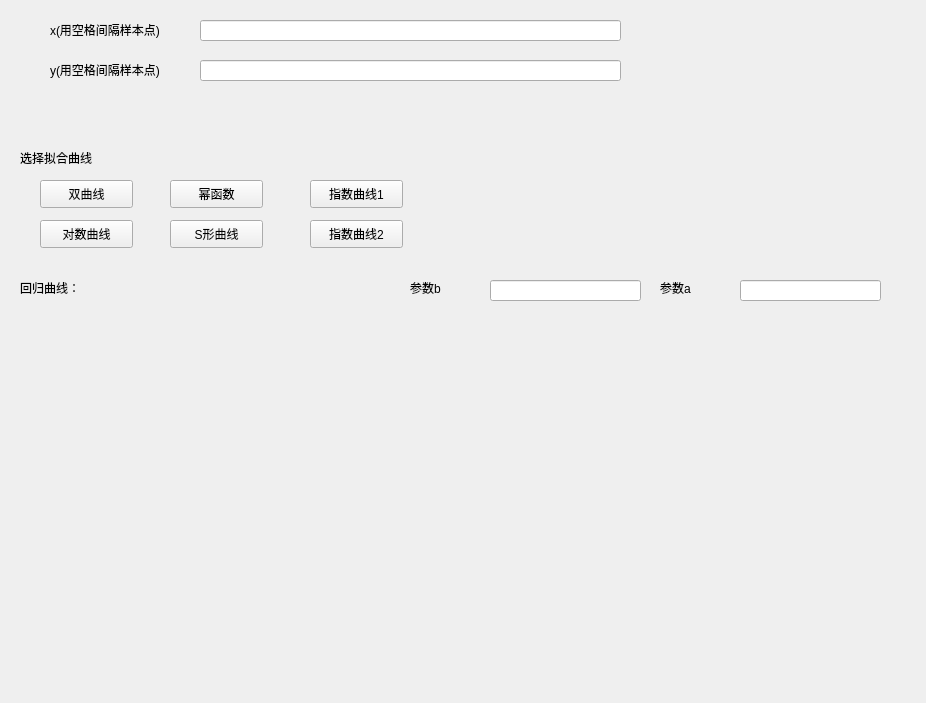
chenxindaaa/MathematicalStatistics, file Nonlinear_regression.ui: the form before one commit.
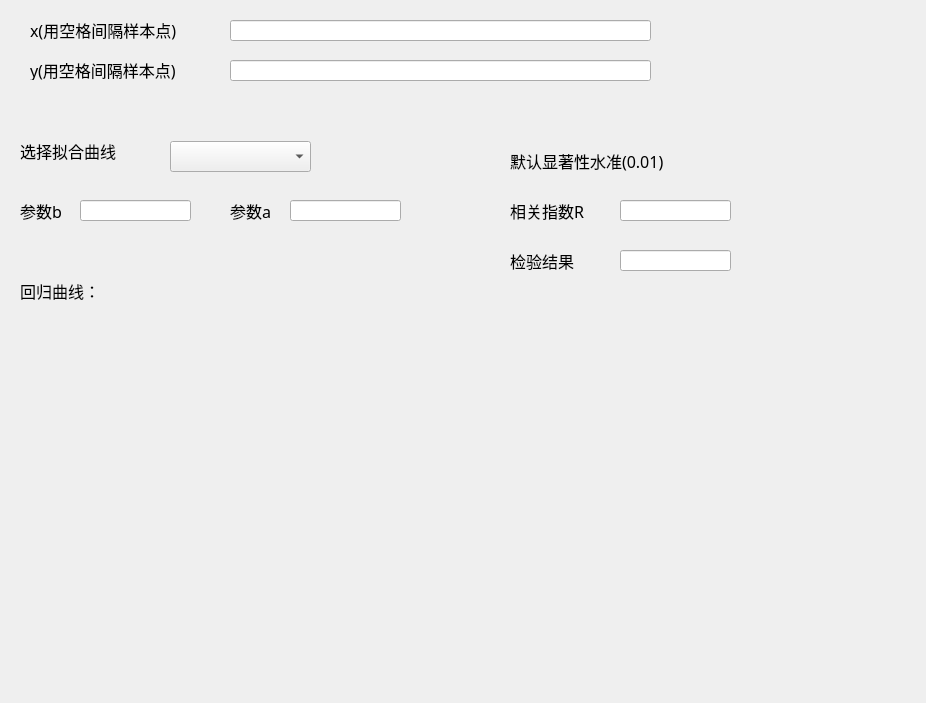
The form after the commit. Custom widgets are drawn as their Qt base class.

What changed in the file:
```diff
--- a/Nonlinear_regression.ui
+++ b/Nonlinear_regression.ui
@@ -13,45 +13,6 @@
   <property name="windowTitle">
    <string>非线性回归</string>
   </property>
-  <widget class="QPushButton" name="pushButton_7">
-   <property name="geometry">
-    <rect>
-     <x>310</x>
-     <y>220</y>
-     <width>93</width>
-     <height>28</height>
-    </rect>
-   </property>
-   <property name="text">
-    <string>指数曲线2</string>
-   </property>
-  </widget>
-  <widget class="QPushButton" name="pushButton_6">
-   <property name="geometry">
-    <rect>
-     <x>170</x>
-     <y>220</y>
-     <width>93</width>
-     <height>28</height>
-    </rect>
-   </property>
-   <property name="text">
-    <string>S形曲线</string>
-   </property>
-  </widget>
-  <widget class="QPushButton" name="pushButton_3">
-   <property name="geometry">
-    <rect>
-     <x>170</x>
-     <y>180</y>
-     <width>93</width>
-     <height>28</height>
-    </rect>
-   </property>
-   <property name="text">
-    <string>幂函数</string>
-   </property>
-  </widget>
   <widget class="Plot" name="widget_2" native="true">
    <property name="geometry">
     <rect>
@@ -62,28 +23,21 @@
     </rect>
    </property>
   </widget>
-  <widget class="QPushButton" name="pushButton_4">
-   <property name="geometry">
-    <rect>
-     <x>310</x>
-     <y>180</y>
-     <width>93</width>
-     <height>28</height>
-    </rect>
-   </property>
-   <property name="text">
-    <string>指数曲线1</string>
-   </property>
-  </widget>
   <widget class="QLabel" name="label_2">
    <property name="geometry">
     <rect>
      <x>20</x>
      <y>280</y>
      <width>91</width>
-     <height>16</height>
+     <height>21</height>
     </rect>
    </property>
+   <property name="font">
+    <font>
+     <family>Agency FB</family>
+     <pointsize>12</pointsize>
+    </font>
+   </property>
    <property name="text">
     <string>回归曲线：</string>
    </property>
@@ -92,45 +46,25 @@
    <property name="geometry">
     <rect>
      <x>20</x>
-     <y>150</y>
+     <y>140</y>
      <width>101</width>
-     <height>16</height>
+     <height>21</height>
     </rect>
    </property>
+   <property name="font">
+    <font>
+     <family>Agency FB</family>
+     <pointsize>12</pointsize>
+    </font>
+   </property>
    <property name="text">
     <string>选择拟合曲线</string>
    </property>
   </widget>
-  <widget class="QPushButton" name="pushButton_5">
-   <property name="geometry">
-    <rect>
-     <x>40</x>
-     <y>220</y>
-     <width>93</width>
-     <height>28</height>
-    </rect>
-   </property>
-   <property name="text">
-    <string>对数曲线</string>
-   </property>
-  </widget>
-  <widget class="QPushButton" name="pushButton_2">
-   <property name="geometry">
-    <rect>
-     <x>40</x>
-     <y>180</y>
-     <width>93</width>
-     <height>28</height>
-    </rect>
-   </property>
-   <property name="text">
-    <string>双曲线</string>
-   </property>
-  </widget>
   <widget class="QLineEdit" name="lineEdit_2">
    <property name="geometry">
     <rect>
-     <x>200</x>
+     <x>230</x>
      <y>20</y>
      <width>421</width>
      <height>21</height>
@@ -140,7 +74,7 @@
   <widget class="QLineEdit" name="lineEdit_3">
    <property name="geometry">
     <rect>
-     <x>200</x>
+     <x>230</x>
      <y>60</y>
      <width>421</width>
      <height>21</height>
@@ -150,12 +84,18 @@
   <widget class="QLabel" name="label_4">
    <property name="geometry">
     <rect>
-     <x>50</x>
+     <x>30</x>
      <y>20</y>
-     <width>151</width>
+     <width>181</width>
      <height>20</height>
     </rect>
    </property>
+   <property name="font">
+    <font>
+     <family>Agency FB</family>
+     <pointsize>12</pointsize>
+    </font>
+   </property>
    <property name="text">
     <string>x(用空格间隔样本点)</string>
    </property>
@@ -163,12 +103,18 @@
   <widget class="QLabel" name="label_5">
    <property name="geometry">
     <rect>
-     <x>50</x>
+     <x>30</x>
      <y>60</y>
-     <width>141</width>
+     <width>181</width>
      <height>20</height>
     </rect>
    </property>
+   <property name="font">
+    <font>
+     <family>Agency FB</family>
+     <pointsize>12</pointsize>
+    </font>
+   </property>
    <property name="text">
     <string>y(用空格间隔样本点)</string>
    </property>
@@ -176,9 +122,9 @@
   <widget class="QLineEdit" name="lineEdit">
    <property name="geometry">
     <rect>
-     <x>490</x>
-     <y>280</y>
-     <width>151</width>
+     <x>80</x>
+     <y>200</y>
+     <width>111</width>
      <height>21</height>
     </rect>
    </property>
@@ -189,12 +135,18 @@
   <widget class="QLabel" name="label_3">
    <property name="geometry">
     <rect>
-     <x>410</x>
-     <y>280</y>
-     <width>72</width>
-     <height>15</height>
+     <x>20</x>
+     <y>200</y>
+     <width>61</width>
+     <height>21</height>
     </rect>
    </property>
+   <property name="font">
+    <font>
+     <family>Agency FB</family>
+     <pointsize>12</pointsize>
+    </font>
+   </property>
    <property name="text">
     <string>参数b</string>
    </property>
@@ -202,12 +154,18 @@
   <widget class="QLabel" name="label_6">
    <property name="geometry">
     <rect>
-     <x>660</x>
-     <y>280</y>
-     <width>72</width>
-     <height>15</height>
+     <x>230</x>
+     <y>200</y>
+     <width>51</width>
+     <height>21</height>
     </rect>
    </property>
+   <property name="font">
+    <font>
+     <family>Agency FB</family>
+     <pointsize>12</pointsize>
+    </font>
+   </property>
    <property name="text">
     <string>参数a</string>
    </property>
@@ -215,9 +173,9 @@
   <widget class="QLineEdit" name="lineEdit_4">
    <property name="geometry">
     <rect>
-     <x>740</x>
-     <y>280</y>
-     <width>141</width>
+     <x>290</x>
+     <y>200</y>
+     <width>111</width>
      <height>21</height>
     </rect>
    </property>
@@ -225,6 +183,103 @@
     <bool>true</bool>
    </property>
   </widget>
+  <widget class="QComboBox" name="comboBox">
+   <property name="geometry">
+    <rect>
+     <x>170</x>
+     <y>141</y>
+     <width>141</width>
+     <height>31</height>
+    </rect>
+   </property>
+  </widget>
+  <widget class="QWidget" name="widget" native="true">
+   <property name="geometry">
+    <rect>
+     <x>440</x>
+     <y>130</y>
+     <width>391</width>
+     <height>161</height>
+    </rect>
+   </property>
+   <widget class="QLabel" name="label_8">
+    <property name="geometry">
+     <rect>
+      <x>70</x>
+      <y>70</y>
+      <width>101</width>
+      <height>21</height>
+     </rect>
+    </property>
+    <property name="font">
+     <font>
+      <family>Agency FB</family>
+      <pointsize>12</pointsize>
+     </font>
+    </property>
+    <property name="text">
+     <string>相关指数R</string>
+    </property>
+   </widget>
+   <widget class="QLineEdit" name="lineEdit_6">
+    <property name="geometry">
+     <rect>
+      <x>180</x>
+      <y>70</y>
+      <width>111</width>
+      <height>21</height>
+     </rect>
+    </property>
+   </widget>
+   <widget class="QLabel" name="label_10">
+    <property name="geometry">
+     <rect>
+      <x>70</x>
+      <y>120</y>
+      <width>81</width>
+      <height>21</height>
+     </rect>
+    </property>
+    <property name="font">
+     <font>
+      <family>Agency FB</family>
+      <pointsize>12</pointsize>
+     </font>
+    </property>
+    <property name="text">
+     <string>检验结果</string>
+    </property>
+   </widget>
+   <widget class="QLineEdit" name="lineEdit_8">
+    <property name="geometry">
+     <rect>
+      <x>180</x>
+      <y>120</y>
+      <width>111</width>
+      <height>21</height>
+     </rect>
+    </property>
+   </widget>
+   <widget class="QLabel" name="label_7">
+    <property name="geometry">
+     <rect>
+      <x>70</x>
+      <y>20</y>
+      <width>181</width>
+      <height>21</height>
+     </rect>
+    </property>
+    <property name="font">
+     <font>
+      <family>Agency FB</family>
+      <pointsize>12</pointsize>
+     </font>
+    </property>
+    <property name="text">
+     <string>默认显著性水准(0.01)</string>
+    </property>
+   </widget>
+  </widget>
  </widget>
  <customwidgets>
   <customwidget>
```
